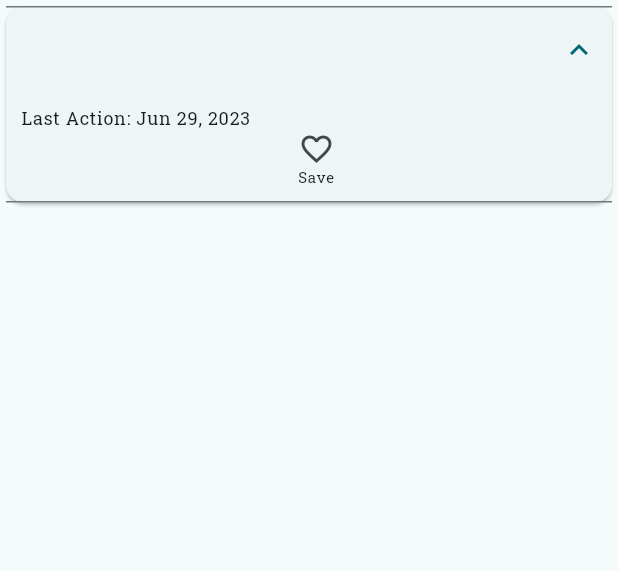
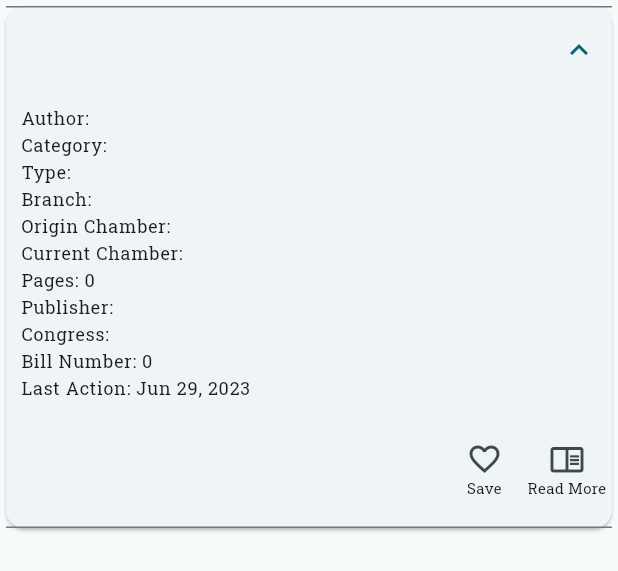
Before and after one commit to psaul20/democratus, a Flutter app: the PackageTile widget shown alone on an empty page, opened directly with empty values, after a tap on the "expand more" icon, on a phone screen of 412 x 824 dp. Shown: the top 571 px of the screen. Run offline on Flutter 3.47's test engine with Material 2 defaults, Android fonts, the phone set to English and light mode, and no system bars; our stand-ins replace flutter_riverpod.

Commit message:
added read more button

```diff
--- /dev/null
+++ b/lib/pages/package_reader.dart
@@ -0,0 +1,15 @@
+import 'package:flutter/cupertino.dart';
+import 'package:flutter/material.dart';
+import 'package:flutter_riverpod/flutter_riverpod.dart';
+
+class PackageReader extends ConsumerWidget {
+  const PackageReader({super.key});
+
+  @override
+  Widget build(BuildContext context, WidgetRef ref) {
+    return Scaffold(
+      appBar: AppBar(),
+      body: const Card(),
+    );
+  }
+}
--- a/lib/widgets/buttons.dart
+++ b/lib/widgets/buttons.dart
@@ -1,4 +1,3 @@
-
 import 'package:democratus/styles/text_styles.dart';
 import 'package:flutter/material.dart';
 
@@ -9,9 +8,17 @@ class SaveButton extends StatelessWidget {
 
   @override
   Widget build(BuildContext context) {
-    return InkWell(
+    return Container(
+      width: 50,
+      height: 50,
+      decoration: const BoxDecoration(shape: BoxShape.circle),
+      child: ClipOval(
+        child: Material(
+          color: Colors.transparent,
+          child: InkWell(
             onTap: onTap,
             child: Column(
+              mainAxisAlignment: MainAxisAlignment.center,
               children: [
                 Icon(isSaved ? Icons.favorite : Icons.favorite_border),
                 Text(
@@ -21,6 +28,45 @@ class SaveButton extends StatelessWidget {
                 )
               ],
             ),
+          ),
+        ),
+      ),
     );
   }
 }
+
+class ReadMoreButton extends StatelessWidget {
+  const ReadMoreButton({
+    super.key,
+    required this.onTap,
+  });
+  final void Function()? onTap;
+
+  @override
+  Widget build(BuildContext context) {
+    return Container(
+      width: 60,
+      height: 60,
+      decoration: const BoxDecoration(shape: BoxShape.circle),
+      child: ClipOval(
+        child: Material(
+          color: Colors.transparent,
+          child: InkWell(
+            onTap: onTap,
+            child: Column(
+              mainAxisAlignment: MainAxisAlignment.center,
+              children: [
+                const Icon(Icons.chrome_reader_mode_outlined),
+                Text(
+                  "Read More",
+                  textAlign: TextAlign.center,
+                  style: TextStyles.iconText,
+                )
+              ],
+            ),
+          ),
+        ),
+      ),
+    );
+  }
+}
--- a/lib/widgets/package_widgets.dart
+++ b/lib/widgets/package_widgets.dart
@@ -1,4 +1,5 @@
 import 'package:democratus/main.dart';
+import 'package:democratus/pages/package_reader.dart';
 import 'package:democratus/styles/text_styles.dart';
 import 'package:democratus/widgets/buttons.dart';
 import 'package:flutter/material.dart';
@@ -32,7 +33,7 @@ class PackageTile extends ConsumerWidget {
   @override
   Widget build(BuildContext context, WidgetRef ref) {
     ref.watch(savedPackagesProvider);
-    onTap() {
+    saveTap() {
       if (package.isSaved) {
         ref.read(savedPackagesProvider.notifier).removePackage(package);
         package.isSaved = false;
@@ -42,34 +43,115 @@ class PackageTile extends ConsumerWidget {
       }
     }
 
-    return Card(
+    readMore() {
+      Navigator.push(
+          context,
+          PageRouteBuilder(
+            pageBuilder: (context, animation, secondaryAnimation) {
+              return const PackageReader();
+            },
+            transitionsBuilder:
+                (context, animation, secondaryAnimation, child) {
+              return SlideTransition(
+                position: Tween<Offset>(
+                  begin: const Offset(1.0, 0.0),
+                  end: Offset.zero,
+                ).animate(animation),
+                child: child,
+              );
+            },
+          ));
+    }
+
+    return Hero(
+      tag: 'cardToFullScreen${package.packageId}',
+      child: Card(
         child: ExpansionTile(
           title: Text(package.title),
           tilePadding: const EdgeInsets.only(left: 10, bottom: 0, right: 10),
           children: [
             ListTile(
-            contentPadding: const EdgeInsets.only(left: 10),
+              contentPadding: const EdgeInsets.only(
+                left: 10,
+              ),
               dense: true,
               title: Column(
-              children: [
-                Row(
+                crossAxisAlignment: CrossAxisAlignment.start,
                 children: [
                   Text(
+                    "Author: ${package.governmentAuthor1 ?? "Unknown"}",
+                    textAlign: TextAlign.start,
+                    style: TextStyles.expandedListTile,
+                  ),
+                  Text(
+                    "Category: ${package.category ?? "Unknown"}",
+                    textAlign: TextAlign.start,
+                    style: TextStyles.expandedListTile,
+                  ),
+                  Text(
+                    "Type: ${package.billType ?? "Unknown"}",
+                    textAlign: TextAlign.start,
+                    style: TextStyles.expandedListTile,
+                  ),
+                  Text(
+                    "Branch: ${package.branch ?? "Unknown"}",
+                    textAlign: TextAlign.start,
+                    style: TextStyles.expandedListTile,
+                  ),
+                  Text(
+                    "Origin Chamber: ${package.originChamber ?? "Unknown"}",
+                    textAlign: TextAlign.start,
+                    style: TextStyles.expandedListTile,
+                  ),
+                  Text(
+                    "Current Chamber: ${package.currentChamber ?? "Unknown"}",
+                    textAlign: TextAlign.start,
+                    style: TextStyles.expandedListTile,
+                  ),
+                  Text(
+                    "Pages: ${package.pages?.toString() ?? "Unknown"}",
+                    textAlign: TextAlign.start,
+                    style: TextStyles.expandedListTile,
+                  ),
+                  Text(
+                    "Publisher: ${package.publisher ?? "Unknown"}",
+                    textAlign: TextAlign.start,
+                    style: TextStyles.expandedListTile,
+                  ),
+                  Text(
+                    "Congress: ${package.congress ?? "Unknown"}",
+                    textAlign: TextAlign.start,
+                    style: TextStyles.expandedListTile,
+                  ),
+                  Text(
+                    "Bill Number: ${package.billNumber?.toString() ?? "Unknown"}",
+                    textAlign: TextAlign.start,
+                    style: TextStyles.expandedListTile,
+                  ),
+                  Padding(
+                    padding: const EdgeInsets.only(bottom: 16),
+                    child: Text(
                       "Last Action: ${DateFormat.yMMMd().format(package.lastModified)}",
                       textAlign: TextAlign.start,
                       style: TextStyles.expandedListTile,
                     ),
-                  ],
                   ),
+                  Row(
+                    mainAxisAlignment: MainAxisAlignment.end,
+                    children: [
                       SaveButton(
                         isSaved: package.isSaved,
-                  onTap: onTap,
+                        onTap: saveTap,
+                      ),
+                      ReadMoreButton(onTap: readMore)
+                    ],
                   )
                 ],
               ),
             )
           ],
         ),
+      ),
     );
   }
 }
```
Lines whose indentation alone changed are shown as unchanged.
